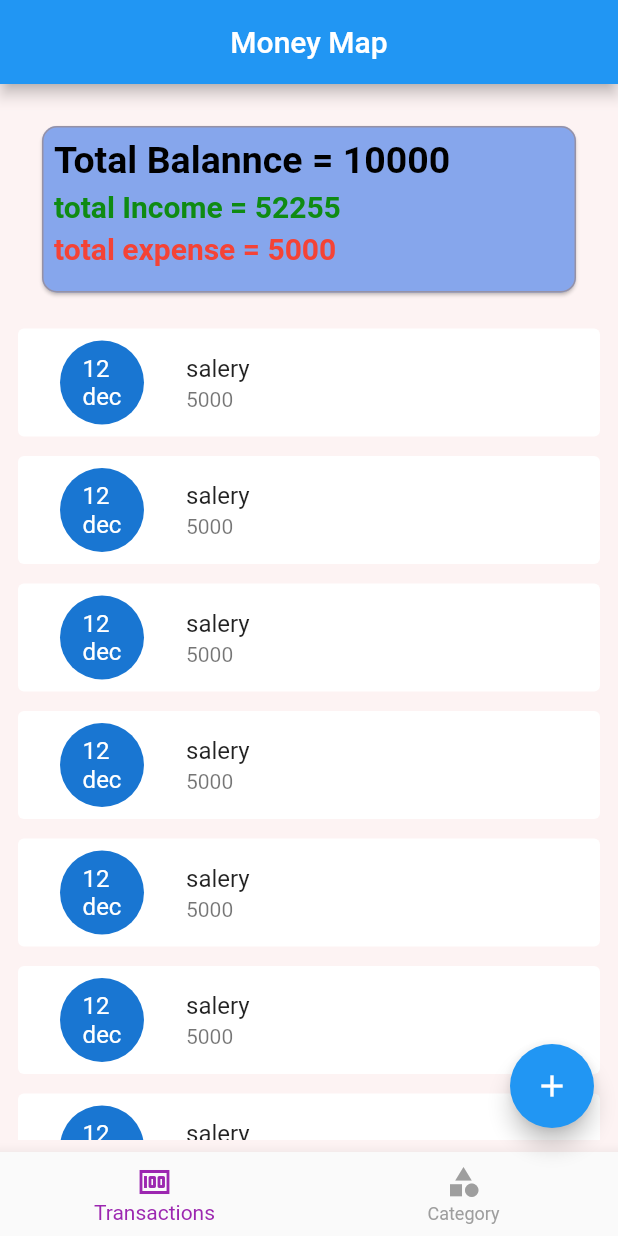
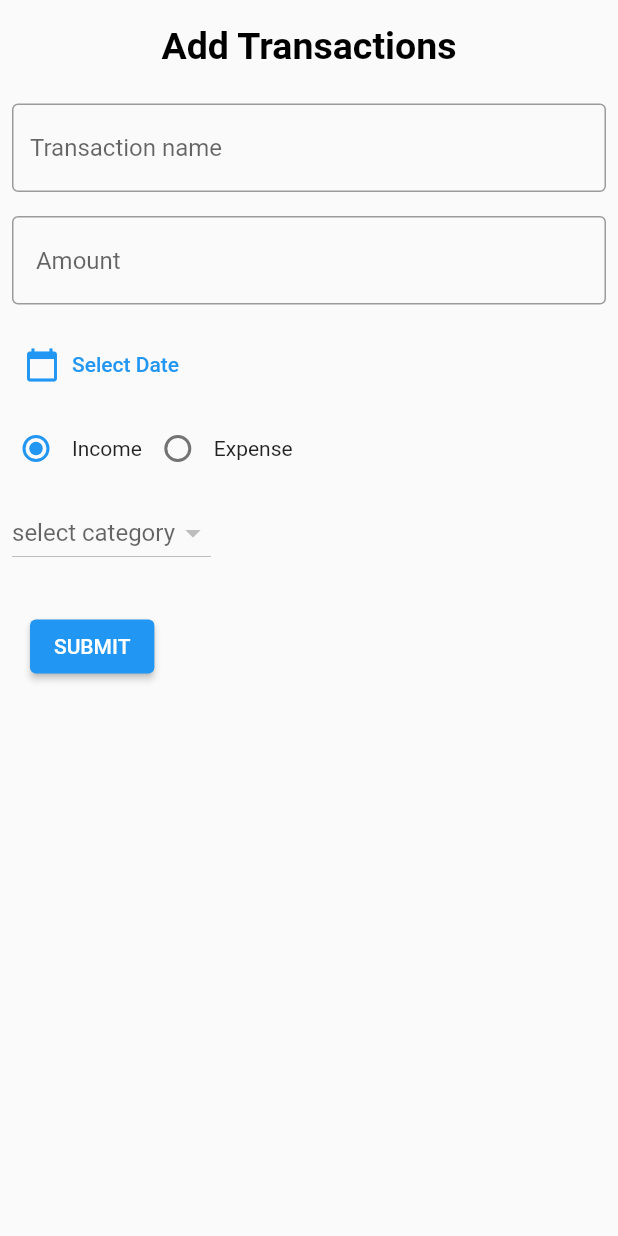
Before and after one commit to balderik42/balderik42.moneymap, a Flutter app: the screen it shows after launch, after a tap on the "add" icon, on a phone screen of 412 x 824 dp. Run offline on Flutter 3.47's test engine with Material 2 defaults, Android fonts, the light colour scheme and no system bars; our stand-ins replace flutter_slidable, hive_flutter; accounts and stored records are empty; generated files the repository leaves out were written again.

Commit message:
project db section completed

```diff
--- /dev/null
+++ b/lib/db/transactions/transaction_db.dart
@@ -0,0 +1,49 @@
+import 'dart:io';
+
+import 'package:flutter/cupertino.dart';
+import 'package:hive_flutter/adapters.dart';
+import 'package:moneymap/models/transaction_modal/transaction_model.dart';
+
+const TREANSACTION_DB_NAME = 'transactiom_db';
+
+abstract class TransactionDbFunctions {
+  Future<void> addTransactions(TransactionModel obj);
+  Future<List<TransactionModel>> getTransactions();
+  Future<void> deleteTransaction(String id);
+}
+
+class TransactionDb implements TransactionDbFunctions {
+  TransactionDb._internal();
+  static TransactionDb instance = TransactionDb._internal();
+  factory TransactionDb() {
+    return instance;
+  }
+  ValueNotifier<List<TransactionModel>> TransactionListNotifier =
+      ValueNotifier([]);
+  @override
+  Future<void> addTransactions(TransactionModel obj) async {
+    final db = await Hive.openBox<TransactionModel>(TREANSACTION_DB_NAME);
+    await db.put(obj.id, obj);
+  }
+
+  Future<void> refresh() async {
+    final _list = await getTransactions();
+    _list.sort((first, second) => second.date.compareTo(first.date));
+    TransactionListNotifier.value.clear();
+    TransactionListNotifier.value.addAll(_list);
+    TransactionListNotifier.notifyListeners();
+  }
+
+  @override
+  Future<List<TransactionModel>> getTransactions() async {
+    final db = await Hive.openBox<TransactionModel>(TREANSACTION_DB_NAME);
+    return db.values.toList();
+  }
+
+  @override
+  Future<void> deleteTransaction(String id) async {
+    final db = await Hive.openBox<TransactionModel>(TREANSACTION_DB_NAME);
+    await db.delete(id);
+    refresh();
+  }
+}
--- a/lib/main.dart
+++ b/lib/main.dart
@@ -1,7 +1,9 @@
 import 'package:flutter/material.dart';
 import 'package:hive_flutter/hive_flutter.dart';
 import 'package:moneymap/models/category_model/category_model.dart';
+import 'package:moneymap/models/transaction_modal/transaction_model.dart';
 import 'package:moneymap/screens/screen_home.dart';
+import 'package:moneymap/screens/transactions/screen_add_transacions.dart';
 
 Future<void> main() async {
   WidgetsFlutterBinding.ensureInitialized();
@@ -11,6 +13,9 @@ Future<void> main() async {
   }
   if (!Hive.isAdapterRegistered(CategoryModelAdapter().typeId)) {
     Hive.registerAdapter(CategoryModelAdapter());
+  }
+  if (!Hive.isAdapterRegistered(TransactionModelAdapter().typeId)) {
+    Hive.registerAdapter(TransactionModelAdapter());
   }
   runApp(const MyApp());
 }
@@ -35,6 +40,11 @@ class MyApp extends StatelessWidget {
         // is not restarted.
         primarySwatch: Colors.blue,
       ),
-        home: const screenHome());
+      home: const screenHome(),
+      routes: {
+        ScreenAddTransactions.routname: (context) =>
+            const ScreenAddTransactions(),
+      },
+    );
   }
 }
--- /dev/null
+++ b/lib/models/transaction_modal/transaction_model.dart
@@ -0,0 +1,29 @@
+import 'package:hive_flutter/adapters.dart';
+import 'package:moneymap/models/category_model/category_model.dart';
+part 'transaction_model.g.dart';
+
+@HiveType(typeId: 3)
+class TransactionModel {
+  @HiveField(0)
+  final String purpose;
+  @HiveField(1)
+  final double amount;
+  @HiveField(2)
+  final DateTime date;
+  @HiveField(3)
+  final CategoryType type;
+  @HiveField(4)
+  final CategoryModel category;
+  @HiveField(5)
+  String? id;
+
+  TransactionModel({
+    required this.purpose,
+    required this.amount,
+    required this.date,
+    required this.type,
+    required this.category,
+  }) {
+    id = DateTime.now().millisecondsSinceEpoch.toString();
+  }
+}
--- a/lib/screens/screen_home.dart
+++ b/lib/screens/screen_home.dart
@@ -1,8 +1,7 @@
 import 'package:flutter/material.dart';
-import 'package:moneymap/db/category/category_db.dart';
-import 'package:moneymap/models/category_model/category_model.dart';
 import 'package:moneymap/screens/category/category_add_popup.dart';
 import 'package:moneymap/screens/category/screen_categoery.dart';
+import 'package:moneymap/screens/transactions/screen_add_transacions.dart';
 import 'package:moneymap/screens/transactions/screen_transactions.dart';
 import 'package:moneymap/widgets/bottom_nav_bar.dart';
 
@@ -33,6 +32,7 @@ class screenHome extends StatelessWidget {
         onPressed: () {
           if (selecteIndexNotifier.value == 0) {
             print('add transactions');
+            Navigator.of(context).pushNamed(ScreenAddTransactions.routname);
           } else {
             print('add category');
             showCategoryAddPopUp(context);
--- /dev/null
+++ b/lib/screens/transactions/screen_add_transacions.dart
@@ -0,0 +1,213 @@
+import 'dart:math';
+
+import 'package:flutter/material.dart';
+import 'package:moneymap/db/category/category_db.dart';
+import 'package:moneymap/db/transactions/transaction_db.dart';
+import 'package:moneymap/models/category_model/category_model.dart';
+import 'package:moneymap/models/transaction_modal/transaction_model.dart';
+
+ValueNotifier<CategoryType> selectedCategoryListner =
+    ValueNotifier(CategoryType.income);
+String? CategoryId;
+final _purposeEditingController = TextEditingController();
+final _amountEditingController = TextEditingController();
+
+class ScreenAddTransactions extends StatefulWidget {
+  static const routname = 'add-transactions';
+  const ScreenAddTransactions({Key? key}) : super(key: key);
+
+  @override
+  State<ScreenAddTransactions> createState() => _ScreenAddTransactionsState();
+}
+
+class _ScreenAddTransactionsState extends State<ScreenAddTransactions> {
+  DateTime? _selectedDate;
+
+  CategoryModel? _SelectedCategoryModel;
+
+  @override
+  Widget build(BuildContext context) {
+    return Scaffold(
+      body: SafeArea(
+        child: Column(
+          crossAxisAlignment: CrossAxisAlignment.start,
+          children: [
+            const Padding(
+              padding: EdgeInsets.all(8.0),
+              child: Center(
+                child: Padding(
+                  padding: EdgeInsets.all(8.0),
+                  child: Text(
+                    'Add Transactions',
+                    style: TextStyle(
+                      fontWeight: FontWeight.bold,
+                      fontSize: 25,
+                      color: Color.fromARGB(255, 0, 0, 0),
+                    ),
+                  ),
+                ),
+              ),
+            ),
+            Padding(
+              padding: const EdgeInsets.all(8.0),
+              child: TextFormField(
+                controller: _purposeEditingController,
+                decoration: const InputDecoration(
+                  hintText: 'Transaction name',
+                  border: OutlineInputBorder(),
+                ),
+              ),
+            ),
+            Padding(
+              padding: const EdgeInsets.all(8.0),
+              child: TextFormField(
+                controller: _amountEditingController,
+                keyboardType: TextInputType.number,
+                decoration: const InputDecoration(
+                  hintText: ' Amount',
+                  border: OutlineInputBorder(),
+                ),
+              ),
+            ),
+            Padding(
+              padding: const EdgeInsets.all(8.0),
+              child: TextButton.icon(
+                onPressed: () async {
+                  final _selectedDateTemp = await showDatePicker(
+                    context: context,
+                    initialDate: DateTime.now(),
+                    firstDate:
+                        DateTime.now().subtract(const Duration(days: 30)),
+                    lastDate: DateTime.now(),
+                  );
+                  if (_selectedDateTemp == null) {
+                    return;
+                  } else {
+                    setState(() {
+                      _selectedDate = _selectedDateTemp;
+                    });
+                  }
+                },
+                icon: const Icon(
+                  Icons.calendar_today,
+                ),
+                label: Text(_selectedDate == null
+                    ? 'Select Date'
+                    : _selectedDate.toString()),
+              ),
+            ),
+            Row(
+              children: const [
+                RadioButtons(title: 'Income', type: CategoryType.income),
+                RadioButtons(title: 'Expense', type: CategoryType.expense),
+              ],
+            ),
+            Padding(
+                padding: const EdgeInsets.all(8.0),
+                child: ValueListenableBuilder(
+                  valueListenable: selectedCategoryListner,
+                  builder:
+                      (BuildContext context, CategoryType newtype, Widget? _) {
+                    return DropdownButton<String>(
+                      hint: const Text('select category'),
+                      value: CategoryId,
+                      items:
+                          (selectedCategoryListner.value == CategoryType.income
+                                  ? CategoryDb().incomeCategoryNotifier
+                                  : CategoryDb().expenseCategoryNotifier)
+                              .value
+                              .map((e) {
+                        return DropdownMenuItem(
+                          value: e.id,
+                          child: Text(e.name),
+                          onTap: () {
+                            _SelectedCategoryModel = e;
+                          },
+                        );
+                      }).toList(),
+                      onChanged: (selectValue) {
+                        setState(() {
+                          CategoryId = selectValue;
+                        });
+                      },
+                      onTap: () {},
+                    );
+                  },
+                )),
+            Padding(
+              padding: const EdgeInsets.all(20.0),
+              child: ElevatedButton(
+                  onPressed: () {
+                    addTransactions();
+                  },
+                  child: Text('SUBMIT')),
+            )
+          ],
+        ),
+      ),
+    );
+  }
+
+  Future<void> addTransactions() async {
+    final _purposeText = _purposeEditingController.text;
+    final _amountText = _amountEditingController.text;
+    if (_purposeText.isEmpty) {
+      return;
+    }
+    if (_amountText.isEmpty) {
+      return;
+    }
+
+    if (_selectedDate == null) {
+      return;
+    }
+    if (_SelectedCategoryModel == null) {
+      return;
+    }
+    final _parsedAmount = double.parse(_amountText);
+    //selectedDate
+    final _selectedCategoryType = selectedCategoryListner.value;
+    final _model = TransactionModel(
+      purpose: _purposeText,
+      amount: _parsedAmount,
+      date: _selectedDate!,
+      type: _selectedCategoryType,
+      category: _SelectedCategoryModel!,
+    );
+    await TransactionDb.instance.addTransactions(_model);
+    Navigator.of(context).pop();
+    TransactionDb.instance.refresh();
+  }
+}
+
+class RadioButtons extends StatelessWidget {
+  final String title;
+  final CategoryType type;
+  const RadioButtons({Key? key, required this.title, required this.type})
+      : super(key: key);
+
+  @override
+  Widget build(BuildContext context) {
+    return ValueListenableBuilder(
+        valueListenable: selectedCategoryListner,
+        builder: (BuildContext context, CategoryType newCategory, Widget? _) {
+          return Row(
+            children: [
+              Radio<CategoryType>(
+                value: type,
+                groupValue: newCategory,
+                onChanged: (value) {
+                  if (value == null) {
+                    return;
+                  }
+                  selectedCategoryListner.value = value;
+                  selectedCategoryListner.notifyListeners();
+                  CategoryId = null;
+                },
+              ),
+              Text(title)
+            ],
+          );
+        });
+  }
+}
--- a/lib/screens/transactions/screen_transactions.dart
+++ b/lib/screens/transactions/screen_transactions.dart
@@ -1,69 +1,131 @@
 import 'package:flutter/material.dart';
+import 'package:flutter_slidable/flutter_slidable.dart';
+import 'package:intl/intl.dart';
+import 'package:moneymap/db/category/category_db.dart';
+import 'package:moneymap/db/transactions/transaction_db.dart';
+import 'package:moneymap/models/category_model/category_model.dart';
+import 'package:moneymap/models/transaction_modal/transaction_model.dart';
 
 class screentransactions extends StatelessWidget {
-  const screentransactions({ Key? key }) : super(key: key);
+  const screentransactions({Key? key}) : super(key: key);
 
   @override
   Widget build(BuildContext context) {
+    TransactionDb.instance.refresh();
+    CategoryDb.instance.refreshUi();
     return Padding(
       padding: const EdgeInsets.all(8.0),
-      child: Column(crossAxisAlignment: CrossAxisAlignment.center,
+      child: Column(
+        crossAxisAlignment: CrossAxisAlignment.center,
         children: [
           Card(
             color: Color.fromARGB(255, 134, 166, 236),
             shape: RoundedRectangleBorder(
-                side: BorderSide(color: Color.fromARGB(179, 156, 136, 136), width: 1),
-    borderRadius: BorderRadius.circular(10),),
+              side: BorderSide(
+                  color: Color.fromARGB(179, 156, 136, 136), width: 1),
+              borderRadius: BorderRadius.circular(10),
+            ),
             margin: EdgeInsets.all(20.0),
             child: Padding(
               padding: const EdgeInsets.all(8.0),
-            child: Container(width: double.infinity,
-
-              child: Column(crossAxisAlignment: CrossAxisAlignment.start,
-               children: [Text('Total Balannce = 10000',
+              child: Container(
+                width: double.infinity,
+                child: Column(
+                  crossAxisAlignment: CrossAxisAlignment.start,
+                  children: [
+                    Text(
+                      'Total Balannce = 10000',
                       style: TextStyle(
-                     fontWeight: FontWeight.bold,fontSize: 25,color: Color.fromARGB(255, 0, 0, 0)),
-
-
+                          fontWeight: FontWeight.bold,
+                          fontSize: 25,
+                          color: Color.fromARGB(255, 0, 0, 0)),
                     ),
-                SizedBox(height: 5,),
-                const Text('total Income = 52255',
-                style: TextStyle(fontWeight: FontWeight.bold,fontSize: 20,color: Color.fromARGB(255, 15, 139, 19)),
+                    SizedBox(
+                      height: 5,
                     ),
-                SizedBox(height: 5,),
-
-                const Text('total expense = 5000',
-                style: TextStyle(fontWeight: FontWeight.bold,fontSize: 20,color: Colors.red),
+                    const Text(
+                      'total Income = 52255',
+                      style: TextStyle(
+                          fontWeight: FontWeight.bold,
+                          fontSize: 20,
+                          color: Color.fromARGB(255, 15, 139, 19)),
                     ),
-                SizedBox(height: 10,),
-
-
-
+                    SizedBox(
+                      height: 5,
+                    ),
+                    const Text(
+                      'total expense = 5000',
+                      style: TextStyle(
+                          fontWeight: FontWeight.bold,
+                          fontSize: 20,
+                          color: Colors.red),
+                    ),
+                    SizedBox(
+                      height: 10,
+                    ),
                   ],
-
                 ),
               ),
             ),
           ),
           Expanded(
-            child: ListView.separated(itemBuilder: (ctx,index){
-              return Card(
+              child: ValueListenableBuilder(
+                  valueListenable:
+                      TransactionDb.instance.TransactionListNotifier,
+                  builder: (BuildContext context,
+                      List<TransactionModel> newList, Widget? _) {
+                    return ListView.separated(
+                        itemBuilder: (ctx, index) {
+                          final _value = newList[index];
+                          return Slidable(
+                            key: Key(_value.id!),
+                            startActionPane: ActionPane(
+                              motion: ScrollMotion(),
+                              children: [
+                                SlidableAction(
+                                  onPressed: (ctx) {
+                                    TransactionDb.instance
+                                        .deleteTransaction(_value.id!);
+                                  },
+                                  icon: Icons.delete,
+                                  label: 'Delete',
+                                )
+                              ],
+                            ),
+                            child: Card(
                               elevation: 0,
-                child: const ListTile(
+                              child: ListTile(
                                 leading: CircleAvatar(
                                   radius: 40,
-                  child: Text('12\ndec')),
-                  title: Text('salery'),
-                  subtitle: Text('5000'),
+                                  child: Text(
+                                    parseDate(_value.date),
                                   ),
-              );},
-            separatorBuilder: (ctx,index){
-              return SizedBox(height: 5,);
+                                  backgroundColor:
+                                      _value.type == CategoryType.income
+                                          ? Colors.green
+                                          : Colors.red,
+                                ),
+                                title: Text(_value.category.name),
+                                subtitle: Text('RS ${_value.amount}'),
+                              ),
+                            ),
+                          );
                         },
-             itemCount: 100),
-          ),
+                        separatorBuilder: (ctx, index) {
+                          return SizedBox(
+                            height: 5,
+                          );
+                        },
+                        itemCount: newList.length);
+                  })),
         ],
       ),
     );
   }
+
+  String parseDate(DateTime date) {
+    final _date = DateFormat.MMMd().format(date);
+    final _splitDate = _date.split(' ');
+    return '${_splitDate.last}\n${_splitDate.first}';
   }
+}
--- a/pubspec.yaml
+++ b/pubspec.yaml
@@ -31,6 +31,8 @@ dependencies:
   flutter:
     sdk: flutter
   hive_flutter: ^1.1.0
+  intl: 0.17.0
+  flutter_slidable: ^1.2.0
 
 dev_dependencies:
   build_runner: ^2.1.7
```
Also changed, not shown: lib/models/transaction_modal/transaction_model.g.dart (added), pubspec.lock. Lines whose indentation alone changed are shown as unchanged.
